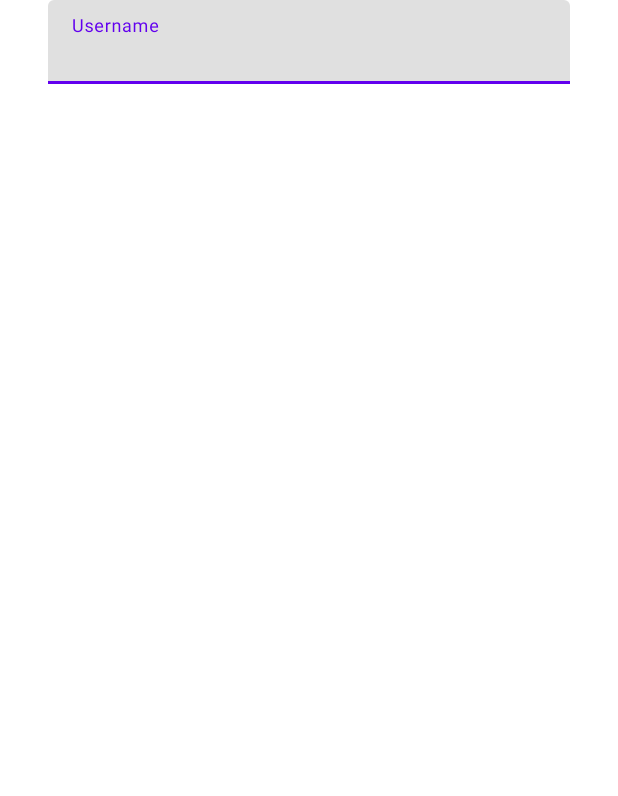
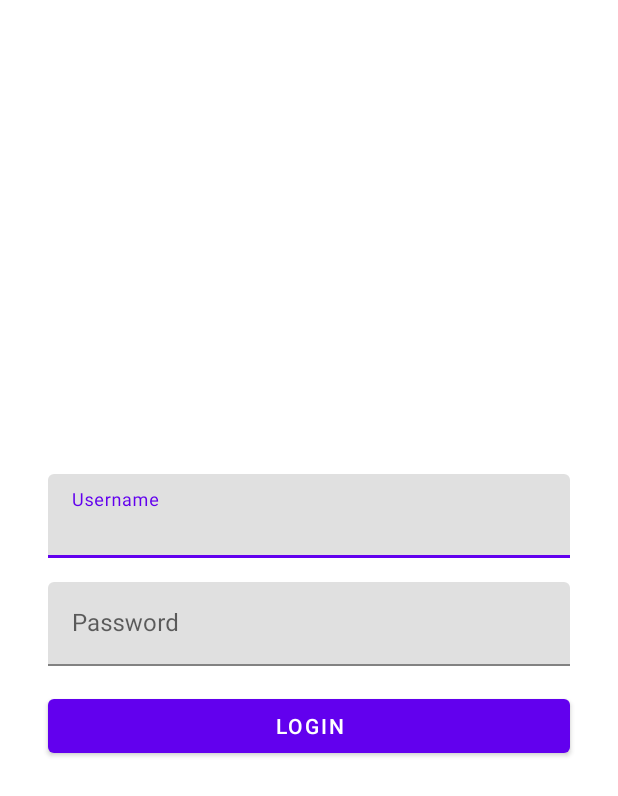
Before and after one commit to bbperdomo/Travel_Blog_A, an Android app: the layout activity_login.xml on its own in the app's theme, with its tools: preview values and no code run, on a phone screen of 412 x 824 dp. Shown: the top 796 px of the screen. Run offline under Robolectric (Android 15) with nearby library versions, the phone set to English and light mode, and no system bars.

Commit message:
testing working build - bug was lowercased 'o' in constraintEnd_toEndof

```diff
--- a/app/src/main/res/layout/activity_login.xml
+++ b/app/src/main/res/layout/activity_login.xml
@@ -1,60 +1,61 @@
 <?xml version="1.0" encoding="utf-8"?>
-<androidx.constraintlayout.widget.ConstraintLayout xmlns:android="http://schemas.android.com/apk/res/android"
+<androidx.constraintlayout.widget.ConstraintLayout
+    xmlns:android="http://schemas.android.com/apk/res/android"
+    xmlns:app="http://schemas.android.com/apk/res-auto"
     android:layout_width="match_parent"
-    android:layout_height="match_parent"
-    xmlns:app="http://schemas.android.com/apk/res-auto">
+    android:layout_height="match_parent">
 
     <com.google.android.material.textfield.TextInputLayout
         android:id="@+id/textUsernameLayout"
-        app:layout_constraintBottom_toTopOf="@+id/textPasswordInput"
-        app:layout_constraintVertical_chainStyle="packed"
         android:layout_width="match_parent"
-        android:layout_height="match_parent"
+        android:layout_height="wrap_content"
         android:layout_marginStart="32dp"
         android:layout_marginEnd="32dp"
         android:hint="Username"
+        app:layout_constraintBottom_toTopOf="@+id/textPasswordInput"
         app:layout_constraintEnd_toEndOf="parent"
         app:layout_constraintStart_toStartOf="parent"
-        app:layout_constraintTop_toTopOf="parent">
+        app:layout_constraintTop_toTopOf="parent"
+        app:layout_constraintVertical_chainStyle="packed">
+
         <com.google.android.material.textfield.TextInputEditText
             android:id="@+id/loginInput"
             android:layout_width="match_parent"
             android:layout_height="wrap_content" />
+
     </com.google.android.material.textfield.TextInputLayout>
 
     <com.google.android.material.textfield.TextInputLayout
         android:id="@+id/textPasswordInput"
-        app:layout_constraintBottom_toTopOf="@+id/loginButton"
         android:layout_width="match_parent"
-        android:layout_height="match_parent"
+        android:layout_height="wrap_content"
         android:layout_marginStart="32dp"
         android:layout_marginTop="16dp"
         android:layout_marginEnd="32dp"
-        android:hint="Username"
-        app:layout_constraintEnd_toEndof="parent"
+        android:hint="Password"
+        app:layout_constraintBottom_toTopOf="@+id/loginButton"
+        app:layout_constraintEnd_toEndOf="parent"
         app:layout_constraintStart_toStartOf="parent"
         app:layout_constraintTop_toBottomOf="@+id/textUsernameLayout">
+
         <com.google.android.material.textfield.TextInputEditText
             android:id="@+id/passwordInput"
             android:layout_width="match_parent"
             android:layout_height="wrap_content" />
+
     </com.google.android.material.textfield.TextInputLayout>
-
 
     <com.google.android.material.button.MaterialButton
         android:id="@+id/loginButton"
-        app:layout_constraintBottom_toBottomOf="parent"
         android:layout_width="match_parent"
         android:layout_height="wrap_content"
         android:layout_marginStart="32dp"
         android:layout_marginTop="16dp"
         android:layout_marginEnd="32dp"
         android:text="Login"
+        app:layout_constraintBottom_toBottomOf="parent"
         app:layout_constraintEnd_toEndOf="parent"
         app:layout_constraintStart_toStartOf="parent"
-        app:layout_constraintTop_toBottomOf="@+id/textPasswordInput" />
-
-
-
+        app:layout_constraintTop_toBottomOf="@+id/textPasswordInput"/>
 
 </androidx.constraintlayout.widget.ConstraintLayout>
```
